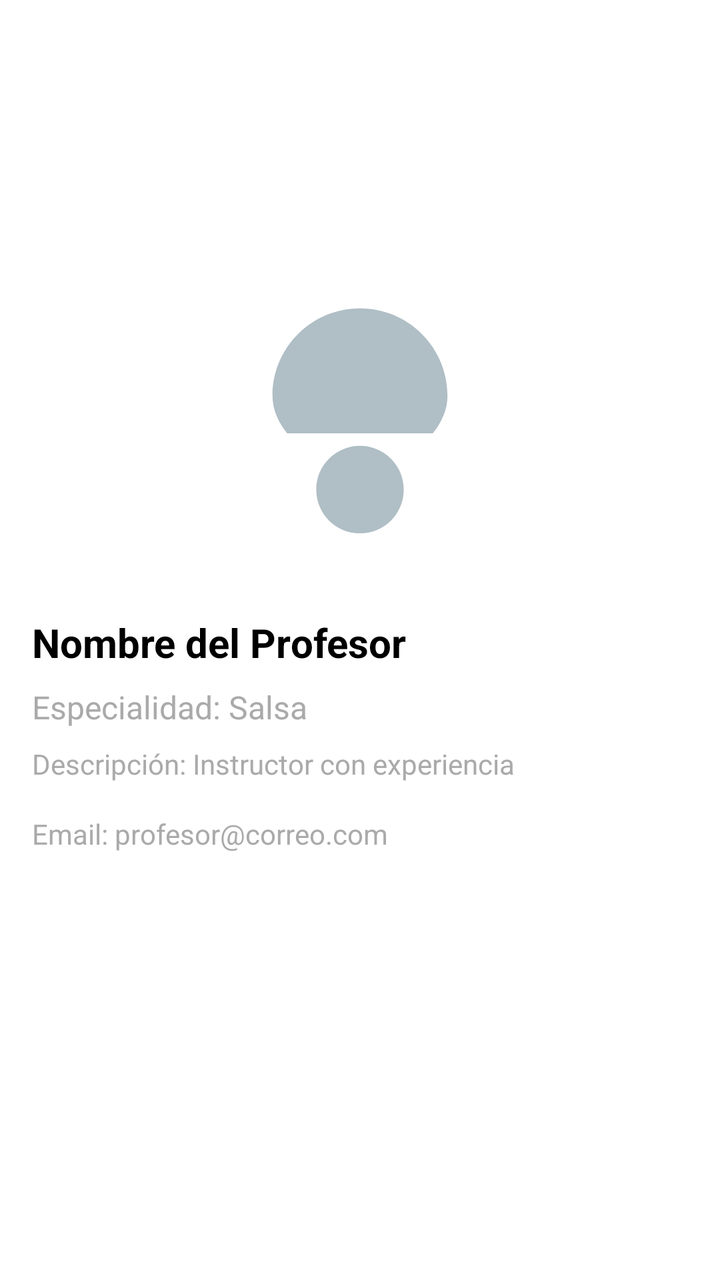
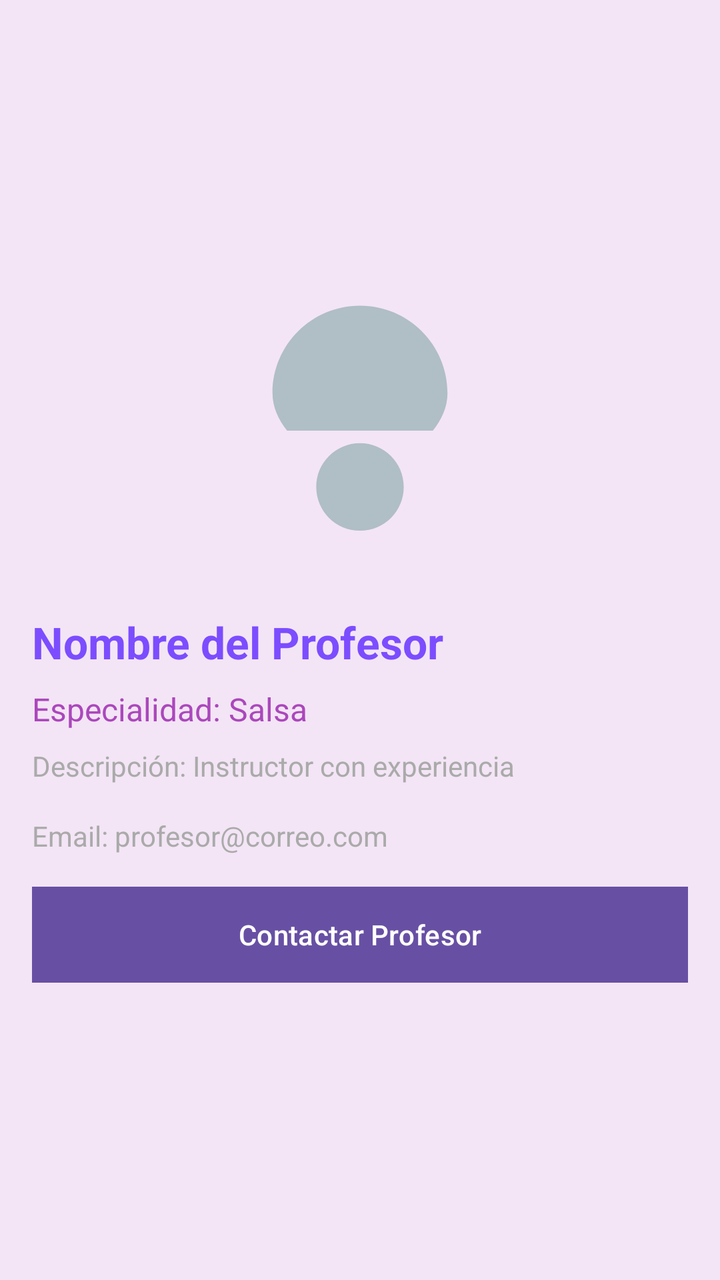

Screens rendered from an Android XML layout before and after an edit, with the pre-edit source and the edit as a unified diff.
<!-- AndroidManifest.xml: application theme Theme.LoginYCardView -->
<!-- res/layout/activity_professor_profile.xml -->
<LinearLayout xmlns:android="http://schemas.android.com/apk/res/android"
    android:layout_width="match_parent"
    android:layout_height="match_parent"
    android:orientation="vertical"
    android:padding="16dp"
    android:background="@android:color/white"
    android:gravity="center">

    <ImageView
        android:id="@+id/professorImageView"
        android:layout_width="150dp"
        android:layout_height="150dp"
        android:layout_marginBottom="16dp"
        android:src="@drawable/professor_placeholder"
        android:contentDescription="Profesor Imagen"
        android:scaleType="centerCrop"
        android:layout_gravity="center"/>

    <TextView
        android:id="@+id/nameTextView"
        android:layout_width="match_parent"
        android:layout_height="wrap_content"
        android:text="Nombre del Profesor"
        android:textSize="20sp"
        android:textColor="@android:color/black"
        android:textStyle="bold"
        android:layout_marginBottom="8dp"/>

    <TextView
        android:id="@+id/specialtyTextView"
        android:layout_width="match_parent"
        android:layout_height="wrap_content"
        android:text="Especialidad: Salsa"
        android:textSize="16sp"
        android:textColor="@android:color/darker_gray"
        android:layout_marginBottom="8dp"/>

    <TextView
        android:id="@+id/descriptionTextView"
        android:layout_width="match_parent"
        android:layout_height="wrap_content"
        android:text="Descripción: Instructor con experiencia"
        android:textSize="14sp"
        android:textColor="@android:color/darker_gray"
        android:layout_marginBottom="16dp"/>

    <TextView
        android:id="@+id/emailTextView"
        android:layout_width="match_parent"
        android:layout_height="wrap_content"
        android:text="Email: profesor@correo.com"
        android:textSize="14sp"
        android:textColor="@android:color/darker_gray"
        android:layout_marginBottom="16dp"/>

    <Button
        android:id="@+id/contactButton"
        android:layout_width="match_parent"
        android:layout_height="wrap_content"
        android:text="Contactar Profesor"
        android:background="?android:attr/selectableItemBackground"
        android:textColor="@android:color/white"
        android:layout_marginBottom="8dp"
        android:backgroundTint="@color/colorPrimary"/>
</LinearLayout>
<!-- resources referenced by this layout -->
<resources>
  <color name="colorPrimary">#3F51B5</color>
  <!-- drawable professor_placeholder (drawable) -->
  <?xml version="1.0" encoding="utf-8"?>
  <vector xmlns:android="http://schemas.android.com/apk/res/android"
      android:width="48dp"
      android:height="48dp"
      android:viewportWidth="48"
      android:viewportHeight="48">
      <path
          android:fillColor="#B0BEC5"
          android:pathData="M24,4C16.268,4 10,10.268 10,18C10,20.238 10.948,22.246 12.343,24H35.657C37.052,22.246 38,20.238 38,18C38,10.268 31.732,4 24,4ZM24,26C27.866,26 31,29.134 31,33C31,36.866 27.866,40 24,40C20.134,40 17,36.866 17,33C17,29.134 20.134,26 24,26Z"/>
  </vector>
  <style name="Theme.LoginYCardView" parent="Base.Theme.LoginYCardView" />
  <style name="Base.Theme.LoginYCardView" parent="Theme.Material3.DayNight.NoActionBar">
          
          
      </style>
</resources>

<!-- the commit's change to res/layout/activity_professor_profile.xml (unified diff, before → after) -->
@@ -3,38 +3,42 @@
     android:layout_height="match_parent"
     android:orientation="vertical"
     android:padding="16dp"
-    android:background="@android:color/white"
+    android:background="@color/backgroundColor"
     android:gravity="center">
 
+    
     <ImageView
         android:id="@+id/professorImageView"
         android:layout_width="150dp"
         android:layout_height="150dp"
         android:layout_marginBottom="16dp"
-        android:src="@drawable/professor_placeholder"
         android:contentDescription="Profesor Imagen"
         android:scaleType="centerCrop"
-        android:layout_gravity="center"/>
+        android:layout_gravity="center"
+        android:src="@drawable/professor_placeholder"/>
 
+    
     <TextView
         android:id="@+id/nameTextView"
         android:layout_width="match_parent"
         android:layout_height="wrap_content"
         android:text="Nombre del Profesor"
-        android:textSize="20sp"
-        android:textColor="@android:color/black"
+        android:textSize="22sp"
+        android:textColor="@color/primaryColor"
         android:textStyle="bold"
         android:layout_marginBottom="8dp"/>
 
+    
     <TextView
         android:id="@+id/specialtyTextView"
         android:layout_width="match_parent"
         android:layout_height="wrap_content"
         android:text="Especialidad: Salsa"
         android:textSize="16sp"
-        android:textColor="@android:color/darker_gray"
+        android:textColor="@color/secondaryColor"
         android:layout_marginBottom="8dp"/>
 
+    
     <TextView
         android:id="@+id/descriptionTextView"
         android:layout_width="match_parent"
@@ -44,6 +48,7 @@
         android:textColor="@android:color/darker_gray"
         android:layout_marginBottom="16dp"/>
 
+    
     <TextView
         android:id="@+id/emailTextView"
         android:layout_width="match_parent"
@@ -53,13 +58,13 @@
         android:textColor="@android:color/darker_gray"
         android:layout_marginBottom="16dp"/>
 
+    
     <Button
         android:id="@+id/contactButton"
         android:layout_width="match_parent"
         android:layout_height="wrap_content"
         android:text="Contactar Profesor"
-        android:background="?android:attr/selectableItemBackground"
+        android:background="@drawable/button_background"
         android:textColor="@android:color/white"
-        android:layout_marginBottom="8dp"
-        android:backgroundTint="@color/colorPrimary"/>
+        android:layout_marginBottom="8dp"/>
 </LinearLayout>
<!-- resource entries referenced after the edit -->
@@ -1,6 +1,12 @@
 <!-- resources referenced by this layout -->
 <resources>
-  <color name="colorPrimary">#3F51B5</color>
+  <color name="backgroundColor">#F3E5F5</color>
+  <color name="primaryColor">#7C4DFF</color>
+  <color name="secondaryColor">#AB47BC</color>
+  <!-- drawable button_background (drawable) -->
+  <selector xmlns:android="http://schemas.android.com/apk/res/android">>
+      <item android:drawable="@android:color/darker_gray" android:state_enabled="false"/>
+  </selector>
   <!-- drawable professor_placeholder (drawable) -->
   <?xml version="1.0" encoding="utf-8"?>
   <vector xmlns:android="http://schemas.android.com/apk/res/android"
